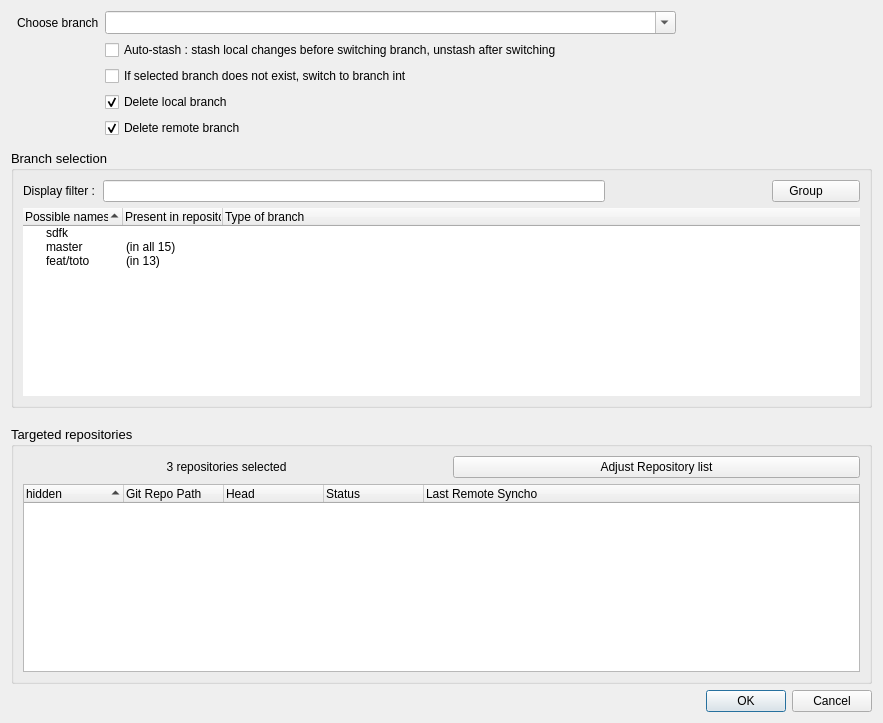
idemia/multigit, file src/gui/ui_git_switch_branch.ui: the form before one commit.
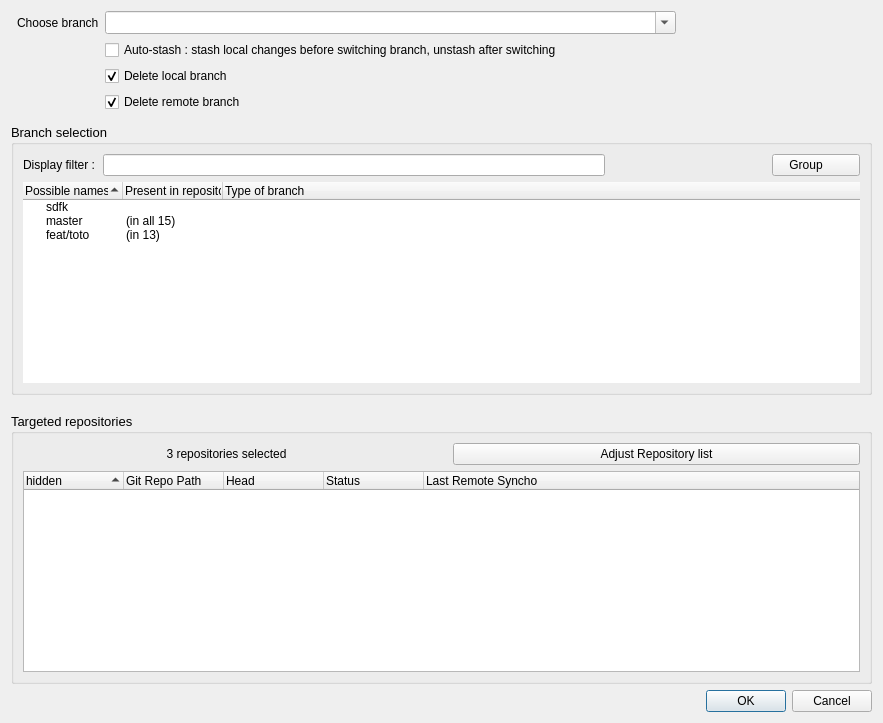
The form after the commit. Custom widgets are drawn as their Qt base class.

The edit to the form file:
```diff
--- a/src/gui/ui_git_switch_branch.ui
+++ b/src/gui/ui_git_switch_branch.ui
@@ -44,13 +44,6 @@
        </property>
       </widget>
      </item>
-     <item row="2" column="2">
-      <widget class="QCheckBox" name="checkBoxDefaultForNotExist">
-       <property name="text">
-        <string>If selected branch does not exist, switch to branch int</string>
-       </property>
-      </widget>
-     </item>
      <item row="3" column="2">
       <widget class="QCheckBox" name="checkBoxDeleteLocalBranch">
        <property name="text">
```
Left out of the diff: 1 changed line with no effect on the pictures.
